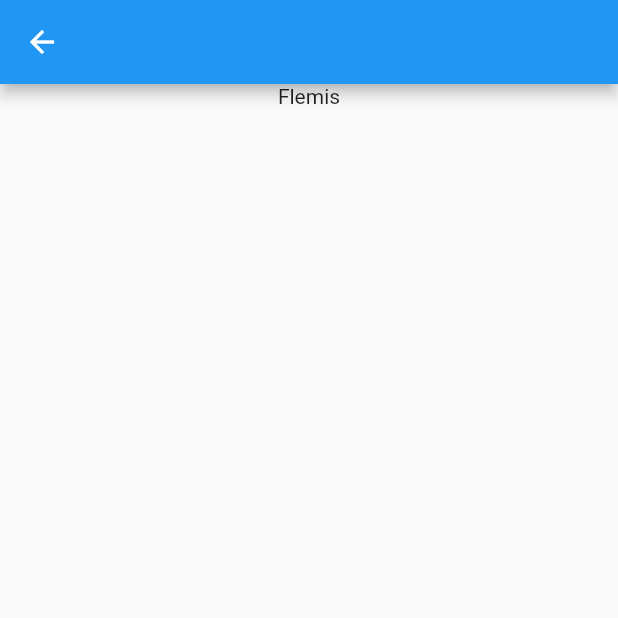
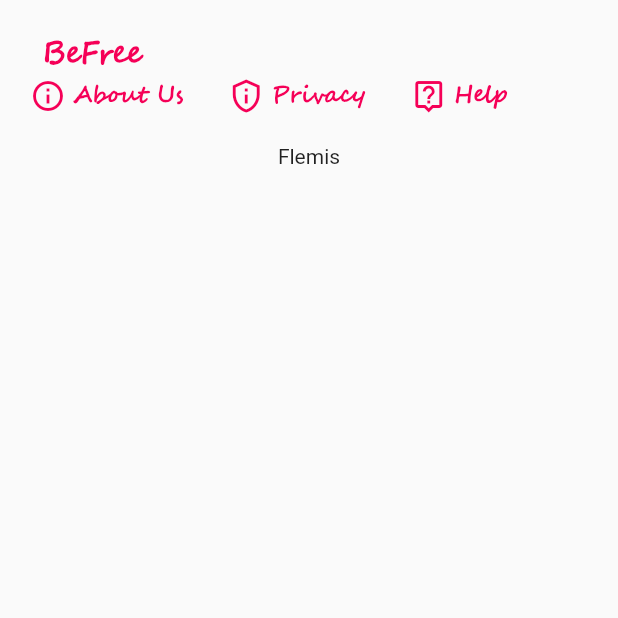
Before and after one commit to FernandoSini/befree-web, a Flutter app: the AboutUsScreen screen opened by its route, on a phone screen of 412 x 824 dp, the top half of it. Run offline on Flutter 3.47's test engine with Material 2 defaults, Android fonts, the phone set to English and light mode, and no system bars.

Commit message:
removendo os appbar

```diff
--- a/lib/Screens/About/AboutUsScreen.dart
+++ b/lib/Screens/About/AboutUsScreen.dart
@@ -14,9 +14,7 @@ class _AboutUsScreenState extends State<AboutUsScreen> {
   Widget build(BuildContext context) {
     var screenSize = MediaQuery.of(context).size;
     return Scaffold(
-      appBar: Responsive.isSmallScreen(context)
-          ? AppBar()
-          : PreferredSize(
+      appBar: PreferredSize(
               child: TopBarWidget(1),
               preferredSize: Size(screenSize.width, 1000),
             ),
--- a/lib/Screens/Privacy/PrivacyScreen.dart
+++ b/lib/Screens/Privacy/PrivacyScreen.dart
@@ -110,9 +110,7 @@ class _PrivacyScreenState extends State<PrivacyScreen> {
   Widget build(BuildContext context) {
     var screenSize = MediaQuery.of(context).size;
     return Scaffold(
-      appBar: Responsive.isSmallScreen(context)
-          ? AppBar()
-          : PreferredSize(
+      appBar: PreferredSize(
               child: Container(child: TopBarWidget(0)),
               preferredSize: Size(screenSize.width, 1000),
             ),
```
Also changed, not shown: lib/Screens/Home/HomeScreen.dart (+4 -6 lines).
